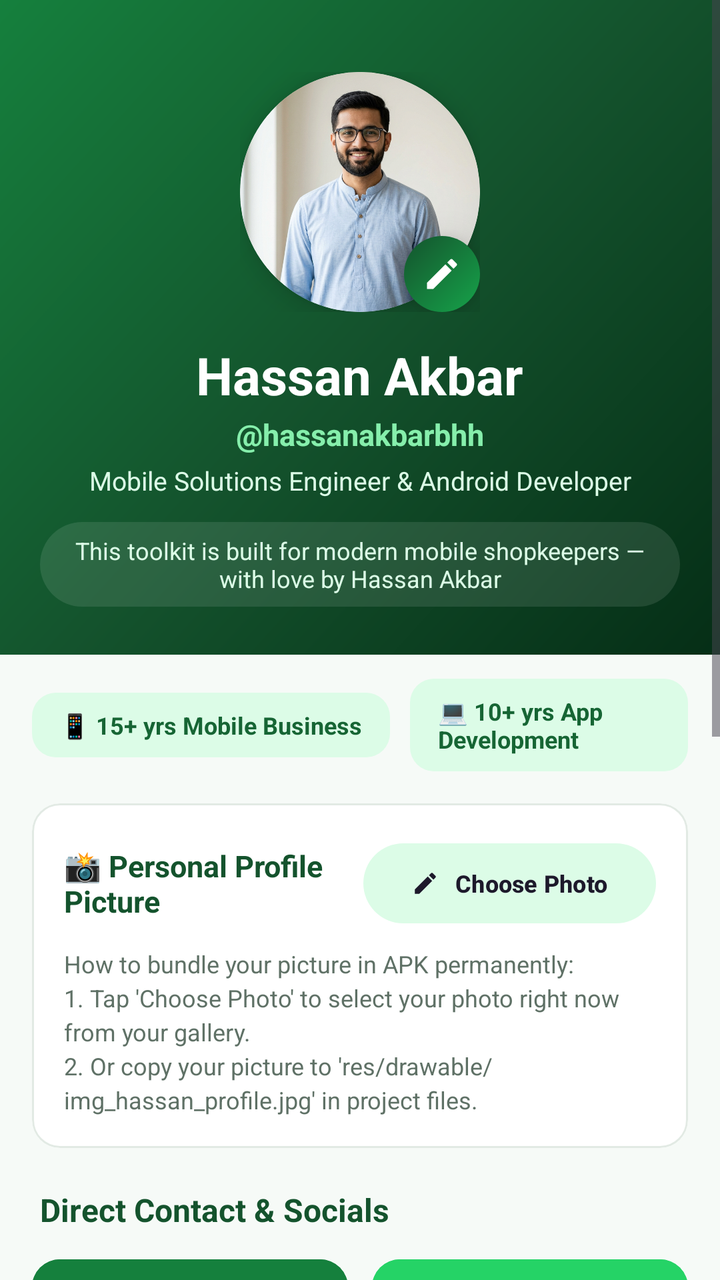
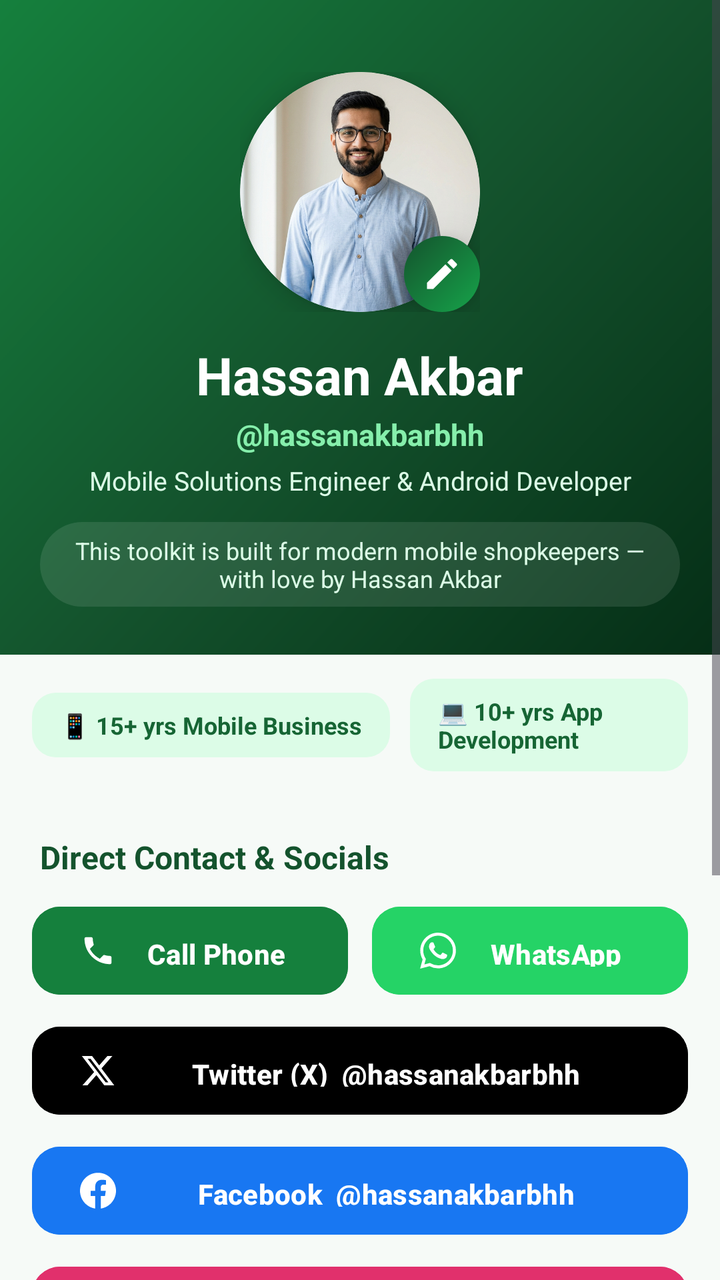

The first picture is an Android layout as it rendered before a commit; the second is the same layout after the commit. The layout source and the unified diff follow.
<!-- AndroidManifest.xml: application theme Theme.MobileShopkeeper -->
<!-- res/layout/fragment_about.xml -->
<?xml version="1.0" encoding="utf-8"?>
<ScrollView xmlns:android="http://schemas.android.com/apk/res/android"
    xmlns:app="http://schemas.android.com/apk/res-auto"
    android:layout_width="match_parent"
    android:layout_height="match_parent"
    android:background="@color/background_light"
    android:fillViewport="true">

    <LinearLayout
        android:layout_width="match_parent"
        android:layout_height="wrap_content"
        android:orientation="vertical">

        
        <LinearLayout
            android:layout_width="match_parent"
            android:layout_height="wrap_content"
            android:orientation="vertical"
            android:gravity="center_horizontal"
            android:background="@drawable/bg_gradient_green"
            android:paddingTop="36dp"
            android:paddingBottom="24dp"
            android:paddingHorizontal="20dp">

            
            <FrameLayout
                android:layout_width="wrap_content"
                android:layout_height="wrap_content">

                <androidx.cardview.widget.CardView
                    android:id="@+id/cardProfilePhoto"
                    android:layout_width="120dp"
                    android:layout_height="120dp"
                    app:cardCornerRadius="60dp"
                    app:cardElevation="8dp"
                    app:cardBackgroundColor="@color/white">

                    <ImageView
                        android:id="@+id/ivHassanProfile"
                        android:layout_width="match_parent"
                        android:layout_height="match_parent"
                        android:scaleType="centerCrop"
                        android:src="@drawable/img_hassan_profile"
                        android:contentDescription="Hassan Akbar Profile Photo"/>
                </androidx.cardview.widget.CardView>

                
                <FrameLayout
                    android:id="@+id/btnChangePhotoBadge"
                    android:layout_width="38dp"
                    android:layout_height="38dp"
                    android:layout_gravity="bottom|end"
                    android:background="@drawable/bg_circle_green"
                    android:elevation="10dp"
                    android:clickable="true"
                    android:focusable="true">

                    <ImageView
                        android:layout_width="20dp"
                        android:layout_height="20dp"
                        android:layout_gravity="center"
                        android:src="@drawable/ic_edit"
                        app:tint="@color/white"
                        android:contentDescription="Change Photo"/>
                </FrameLayout>
            </FrameLayout>

            <TextView
                android:layout_width="wrap_content"
                android:layout_height="wrap_content"
                android:layout_marginTop="14dp"
                android:text="@string/dev_name"
                android:textColor="@color/white"
                android:textSize="26sp"
                android:textStyle="bold"/>

            <TextView
                android:layout_width="wrap_content"
                android:layout_height="wrap_content"
                android:text="@string/dev_handle"
                android:textColor="@color/green_300"
                android:textSize="15sp"
                android:textStyle="bold"
                android:layout_marginTop="2dp"/>

            <TextView
                android:layout_width="wrap_content"
                android:layout_height="wrap_content"
                android:text="@string/dev_title"
                android:textColor="@color/green_100"
                android:textSize="13sp"
                android:layout_marginTop="4dp"
                android:gravity="center"/>

            <TextView
                android:layout_width="wrap_content"
                android:layout_height="wrap_content"
                android:layout_marginTop="12dp"
                android:background="@drawable/bg_pill_white_10"
                android:paddingHorizontal="16dp"
                android:paddingVertical="6dp"
                android:text="@string/about_love"
                android:textColor="@color/green_100"
                android:textSize="12sp"
                android:gravity="center"/>
        </LinearLayout>

        
        <LinearLayout
            android:layout_width="match_parent"
            android:layout_height="wrap_content"
            android:orientation="horizontal"
            android:gravity="center"
            android:paddingHorizontal="16dp"
            android:paddingVertical="12dp">

            <TextView
                android:layout_width="wrap_content"
                android:layout_height="wrap_content"
                android:background="@drawable/bg_badge_green"
                android:textColor="@color/green_800"
                android:textStyle="bold"
                android:textSize="12sp"
                android:paddingHorizontal="14dp"
                android:paddingVertical="8dp"
                android:text="📱 15+ yrs Mobile Business"/>

            <TextView
                android:layout_width="wrap_content"
                android:layout_height="wrap_content"
                android:layout_marginStart="10dp"
                android:background="@drawable/bg_badge_green"
                android:textColor="@color/green_800"
                android:textStyle="bold"
                android:textSize="12sp"
                android:paddingHorizontal="14dp"
                android:paddingVertical="8dp"
                android:text="💻 10+ yrs App Development"/>
        </LinearLayout>

        
        <com.google.android.material.card.MaterialCardView
            android:layout_width="match_parent"
            android:layout_height="wrap_content"
            android:layout_marginHorizontal="16dp"
            android:layout_marginTop="4dp"
            app:cardCornerRadius="14dp"
            app:strokeWidth="1dp"
            app:strokeColor="@color/divider"
            app:cardBackgroundColor="@color/white">

            <LinearLayout
                android:layout_width="match_parent"
                android:layout_height="wrap_content"
                android:orientation="vertical"
                android:padding="16dp">

                <LinearLayout
                    android:layout_width="match_parent"
                    android:layout_height="wrap_content"
                    android:orientation="horizontal"
                    android:gravity="center_vertical">

                    <TextView
                        android:layout_width="0dp"
                        android:layout_height="wrap_content"
                        android:layout_weight="1"
                        android:text="📸 Personal Profile Picture"
                        android:textColor="@color/green_900"
                        android:textStyle="bold"
                        android:textSize="15sp"/>

                    <com.google.android.material.button.MaterialButton
                        android:id="@+id/btnUploadPhoto"
                        style="@style/Widget.Material3.Button.TonalButton"
                        android:layout_width="wrap_content"
                        android:layout_height="wrap_content"
                        android:text="Choose Photo"
                        android:textSize="12sp"
                        app:icon="@drawable/ic_edit"
                        app:iconSize="14dp"/>
                </LinearLayout>

                <TextView
                    android:layout_width="wrap_content"
                    android:layout_height="wrap_content"
                    android:layout_marginTop="8dp"
                    android:text="How to bundle your picture in APK permanently:\n1. Tap 'Choose Photo' to select your photo right now from your gallery.\n2. Or copy your picture to 'res/drawable/img_hassan_profile.jpg' in project files."
                    android:textColor="@color/text_secondary"
                    android:textSize="12sp"
                    android:lineSpacingExtra="3dp"/>
            </LinearLayout>
        </com.google.android.material.card.MaterialCardView>

        
        <TextView
            android:layout_width="wrap_content"
            android:layout_height="wrap_content"
            android:text="Direct Contact &amp; Socials"
            android:textStyle="bold"
            android:textSize="16sp"
            android:textColor="@color/green_900"
            android:layout_marginStart="20dp"
            android:layout_marginTop="20dp"/>

        <LinearLayout
            android:layout_width="match_parent"
            android:layout_height="wrap_content"
            android:orientation="vertical"
            android:paddingHorizontal="16dp"
            android:paddingVertical="10dp">

            
            <LinearLayout
                android:layout_width="match_parent"
                android:layout_height="wrap_content"
                android:orientation="horizontal"
                android:layout_marginBottom="8dp">

                <com.google.android.material.button.MaterialButton
                    android:id="@+id/btnCall"
                    android:layout_width="0dp"
                    android:layout_height="52dp"
                    android:layout_weight="1"
                    android:layout_marginEnd="6dp"
                    android:text="Call Phone"
                    app:icon="@drawable/ic_call"
                    android:backgroundTint="@color/green_700"
                    app:cornerRadius="14dp"/>

                <com.google.android.material.button.MaterialButton
                    android:id="@+id/btnWhatsApp"
                    android:layout_width="0dp"
                    android:layout_height="52dp"
                    android:layout_weight="1"
                    android:layout_marginStart="6dp"
                    android:text="WhatsApp"
                    app:icon="@drawable/ic_whatsapp"
                    android:backgroundTint="#25D366"
                    app:cornerRadius="14dp"/>
            </LinearLayout>

            
            <com.google.android.material.button.MaterialButton
                android:id="@+id/btnTwitterX"
                android:layout_width="match_parent"
                android:layout_height="52dp"
                android:text="Twitter (X)  @hassanakbarbhh"
                app:icon="@drawable/ic_twitter_x"
                android:backgroundTint="#000000"
                app:cornerRadius="14dp"
                android:layout_marginBottom="8dp"/>

            
            <com.google.android.material.button.MaterialButton
                android:id="@+id/btnFacebook"
                android:layout_width="match_parent"
                android:layout_height="52dp"
                android:text="Facebook  @hassanakbarbhh"
                app:icon="@drawable/ic_facebook"
                android:backgroundTint="#1877F2"
                app:cornerRadius="14dp"
                android:layout_marginBottom="8dp"/>

            
            <com.google.android.material.button.MaterialButton
                android:id="@+id/btnInstagram"
                android:layout_width="match_parent"
                android:layout_height="52dp"
                android:text="Instagram  @hassanakbarbhh"
                app:icon="@drawable/ic_instagram"
                android:backgroundTint="#E1306C"
                app:cornerRadius="14dp"
                android:layout_marginBottom="8dp"/>

            
            <com.google.android.material.button.MaterialButton
                android:id="@+id/btnEmail"
                android:layout_width="match_parent"
                android:layout_height="52dp"
                android:text="Contact Support"
                app:icon="@drawable/ic_email"
                android:backgroundTint="@color/green_900"
                app:cornerRadius="14dp"
                android:layout_marginBottom="8dp"/>

            
            <LinearLayout
                android:layout_width="match_parent"
                android:layout_height="wrap_content"
                android:orientation="horizontal"
                android:layout_marginBottom="8dp">
                <com.google.android.material.button.MaterialButton
                    android:id="@+id/btnRateApp"
                    style="@style/Widget.Material3.Button.TonalButton"
                    android:layout_width="0dp"
                    android:layout_height="52dp"
                    android:layout_weight="1"
                    android:layout_marginEnd="6dp"
                    android:text="Rate App"
                    app:icon="@drawable/ic_heart"
                    app:cornerRadius="14dp"/>
                <com.google.android.material.button.MaterialButton
                    android:id="@+id/btnShareApp"
                    style="@style/Widget.Material3.Button.TonalButton"
                    android:layout_width="0dp"
                    android:layout_height="52dp"
                    android:layout_weight="1"
                    android:layout_marginStart="6dp"
                    android:text="Share App"
                    app:icon="@drawable/ic_share"
                    app:cornerRadius="14dp"/>
            </LinearLayout>

            
            <com.google.android.material.button.MaterialButton
                android:id="@+id/btnPrivacyPolicy"
                style="@style/Widget.Material3.Button.OutlinedButton"
                android:layout_width="match_parent"
                android:layout_height="52dp"
                android:text="Privacy Policy"
                app:cornerRadius="14dp"
                android:layout_marginBottom="8dp"/>

            <TextView
                android:id="@+id/tvAppVersion"
                android:layout_width="match_parent"
                android:layout_height="wrap_content"
                android:gravity="center"
                android:layout_marginTop="16dp"
                android:layout_marginBottom="24dp"
                android:text="Version"
                android:textColor="@color/text_secondary"
                android:textSize="12sp"/>
        </LinearLayout>
    </LinearLayout>
</ScrollView>
<!-- resources referenced by this layout -->
<resources>
  <color name="background_light">#F6FAF7</color>
  <color name="divider">#E2EAE4</color>
  <color name="green_100">#DCFCE7</color>
  <color name="green_300">#86EFAC</color>
  <color name="green_700">#15803D</color>
  <color name="green_800">#166534</color>
  <color name="green_900">#14532D</color>
  <color name="text_secondary">#5F7166</color>
  <color name="white">#FFFFFF</color>
  <!-- drawable bg_badge_green (drawable) -->
  <?xml version="1.0" encoding="utf-8"?>
  <shape xmlns:android="http://schemas.android.com/apk/res/android" android:shape="rectangle">
      <solid android:color="#DCFCE7"/><corners android:radius="12dp"/>
  </shape>
  <!-- drawable bg_circle_green (drawable) -->
  <?xml version="1.0" encoding="utf-8"?>
  <shape xmlns:android="http://schemas.android.com/apk/res/android" android:shape="oval">
      <gradient
          android:angle="135"
          android:startColor="@color/green_600"
          android:endColor="@color/green_900"/>
  </shape>
  <!-- drawable bg_gradient_green (drawable) -->
  <?xml version="1.0" encoding="utf-8"?>
  <shape xmlns:android="http://schemas.android.com/apk/res/android" android:shape="rectangle">
      <gradient
          android:type="linear"
          android:angle="135"
          android:startColor="@color/green_950"
          android:centerColor="@color/green_900"
          android:endColor="@color/green_700"/>
  </shape>
  <!-- drawable bg_pill_white_10 (drawable) -->
  <?xml version="1.0" encoding="utf-8"?>
  <shape xmlns:android="http://schemas.android.com/apk/res/android" android:shape="rectangle">
      <solid android:color="#1AFFFFFF"/>
      <corners android:radius="24dp"/>
  </shape>
  <!-- drawable ic_email (drawable) -->
  <vector xmlns:android="http://schemas.android.com/apk/res/android" android:width="24dp" android:height="24dp" android:viewportWidth="24" android:viewportHeight="24"><path android:fillColor="#FFFFFF" android:pathData="M20,4H4c-1.1,0 -1.99,0.9 -1.99,2L2,18c0,1.1 0.9,2 2,2h16c1.1,0 2,-0.9 2,-2V6c0,-1.1 -0.9,-2 -2,-2zM20,8l-8,5 -8,-5V6l8,5 8,-5v2z"/></vector>
  <string name="about_love">This toolkit is built for modern mobile shopkeepers — with love by Hassan Akbar</string>
  <string name="dev_handle">@hassanakbarbhh</string>
  <string name="dev_name">Hassan Akbar</string>
  <string name="dev_title">Mobile Solutions Engineer &amp; Android Developer</string>
  <color name="green_600">#16A34A</color>
  <color name="green_950">#052E16</color>
  <color name="surface">#FFFFFF</color>
  <color name="text_primary">#1A2E22</color>
  <color name="error">#DC2626</color>
  <style name="Shape.MobileShop.Medium" parent="ShapeAppearance.Material3.MediumComponent">
          <item name="cornerSize">14dp</item>
      </style>
  <style name="Widget.MobileShop.Button" parent="Widget.Material3.Button">
          <item name="cornerRadius">14dp</item>
          <item name="android:textAllCaps">false</item>
          <item name="android:paddingTop">14dp</item>
          <item name="android:paddingBottom">14dp</item>
          <item name="android:textStyle">bold</item>
      </style>
  <style name="Widget.MobileShop.TextInput" parent="Widget.Material3.TextInputLayout.OutlinedBox">
          <item name="boxCornerRadiusTopStart">14dp</item>
          <item name="boxCornerRadiusTopEnd">14dp</item>
          <item name="boxCornerRadiusBottomStart">14dp</item>
          <item name="boxCornerRadiusBottomEnd">14dp</item>
          <item name="boxStrokeColor">@color/selector_input_stroke</item>
      </style>
  <style name="WindowAnimations">
          <item name="android:activityOpenEnterAnimation">@android:anim/fade_in</item>
          <item name="android:activityOpenExitAnimation">@android:anim/fade_out</item>
          <item name="android:activityCloseEnterAnimation">@android:anim/fade_in</item>
          <item name="android:activityCloseExitAnimation">@android:anim/fade_out</item>
      </style>
  <!-- unchanged entries left out for length: 10 -->
</resources>

<!-- the commit's change to res/layout/fragment_about.xml (unified diff, before → after) -->
@@ -139,58 +139,7 @@
         </LinearLayout>
 
         
-        <com.google.android.material.card.MaterialCardView
-            android:layout_width="match_parent"
-            android:layout_height="wrap_content"
-            android:layout_marginHorizontal="16dp"
-            android:layout_marginTop="4dp"
-            app:cardCornerRadius="14dp"
-            app:strokeWidth="1dp"
-            app:strokeColor="@color/divider"
-            app:cardBackgroundColor="@color/white">
-
-            <LinearLayout
-                android:layout_width="match_parent"
-                android:layout_height="wrap_content"
-                android:orientation="vertical"
-                android:padding="16dp">
-
-                <LinearLayout
-                    android:layout_width="match_parent"
-                    android:layout_height="wrap_content"
-                    android:orientation="horizontal"
-                    android:gravity="center_vertical">
-
-                    <TextView
-                        android:layout_width="0dp"
-                        android:layout_height="wrap_content"
-                        android:layout_weight="1"
-                        android:text="📸 Personal Profile Picture"
-                        android:textColor="@color/green_900"
-                        android:textStyle="bold"
-                        android:textSize="15sp"/>
-
-                    <com.google.android.material.button.MaterialButton
-                        android:id="@+id/btnUploadPhoto"
-                        style="@style/Widget.Material3.Button.TonalButton"
-                        android:layout_width="wrap_content"
-                        android:layout_height="wrap_content"
-                        android:text="Choose Photo"
-                        android:textSize="12sp"
-                        app:icon="@drawable/ic_edit"
-                        app:iconSize="14dp"/>
-                </LinearLayout>
-
-                <TextView
-                    android:layout_width="wrap_content"
-                    android:layout_height="wrap_content"
-                    android:layout_marginTop="8dp"
-                    android:text="How to bundle your picture in APK permanently:\n1. Tap 'Choose Photo' to select your photo right now from your gallery.\n2. Or copy your picture to 'res/drawable/img_hassan_profile.jpg' in project files."
-                    android:textColor="@color/text_secondary"
-                    android:textSize="12sp"
-                    android:lineSpacingExtra="3dp"/>
-            </LinearLayout>
-        </com.google.android.material.card.MaterialCardView>
+        
 
         
         <TextView
<!-- resource entries referenced after the edit -->
@@ -1,7 +1,6 @@
 <!-- resources referenced by this layout -->
 <resources>
   <color name="background_light">#F6FAF7</color>
-  <color name="divider">#E2EAE4</color>
   <color name="green_100">#DCFCE7</color>
   <color name="green_300">#86EFAC</color>
   <color name="green_700">#15803D</color>
